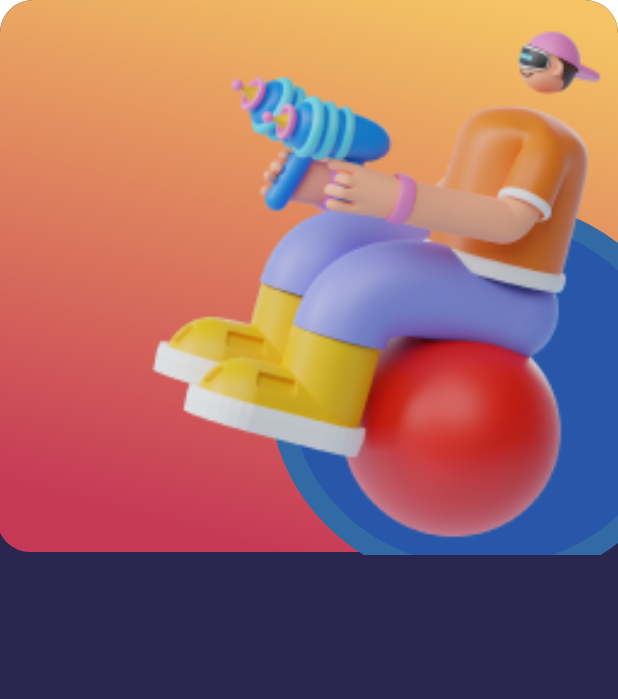
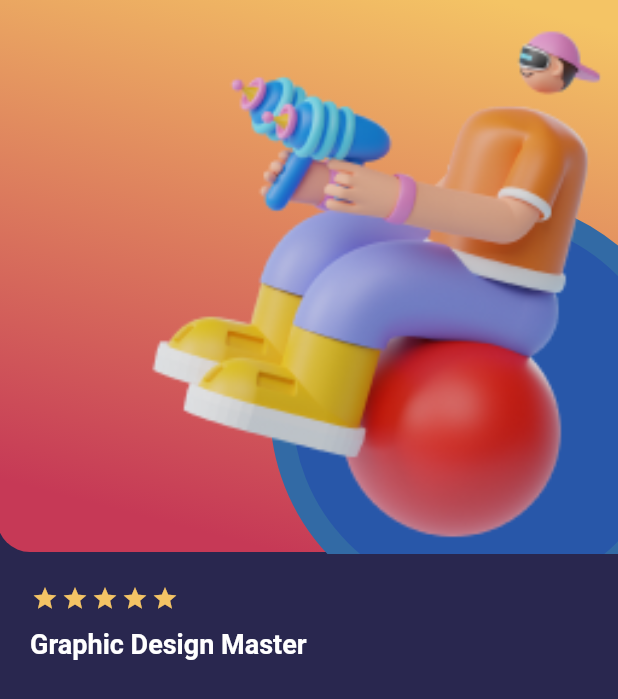
Before and after one commit to Emyeeeel/mobile_course_app_ui, a Flutter app: the screen it shows after launch, after a tap on "Master Class", on a phone screen of 412 x 824 dp. Shown: the top 699 px of the screen. Run offline on Flutter 3.47's test engine with Material 2 defaults, Android fonts, the phone set to English and light mode, and no system bars; drawn by our look-alikes of flutter_rating_bar; our stand-ins replace device_preview, google_fonts.

Commit message:
added star rating and text for details screen

```diff
--- a/lib/pages/details_screen.dart
+++ b/lib/pages/details_screen.dart
@@ -1,5 +1,7 @@
 import 'package:app_ui/widgets/maskedWidget.dart';
 import 'package:flutter/material.dart';
+import 'package:flutter_rating_bar/flutter_rating_bar.dart';
+import 'package:google_fonts/google_fonts.dart';
 
 class DetailsScreen extends StatefulWidget {
   const DetailsScreen({Key? key}) : super(key: key);
@@ -9,26 +11,19 @@ class DetailsScreen extends StatefulWidget {
 }
 
 class _MyWidgetState extends State<DetailsScreen> {
+  final double rating = 5.0;
   @override
   Widget build(BuildContext context) {
-    return Column(
-      children: [
-        Container(
-          width: 414,
-          height: 896,
-          clipBehavior: Clip.antiAlias,
-          decoration: BoxDecoration(
-            color: const Color(0xFF29274F),
-            borderRadius: BorderRadius.circular(22),
-          ),
-          child: Stack(
-            children: [
+    return Scaffold(
+      backgroundColor: Theme.of(context).primaryColor,
+      body: SizedBox(
+          child: Stack(children: [
         Positioned(
           left: -2,
           top: -24,
           child: Container(
             height: 392,
-                  width: 416,
+            width: 430,
             decoration: ShapeDecoration(
               gradient: const LinearGradient(
                 begin: Alignment(0.23, -0.97),
@@ -41,7 +36,11 @@ class _MyWidgetState extends State<DetailsScreen> {
             ),
           ),
         ),
-              const Positioned(left: 168, top: 21, child: Circle()),
+        const Positioned(
+          left: 168,
+          top: 20,
+          child: Circle(),
+        ),
         Positioned(
           left: 55,
           top: -24,
@@ -56,10 +55,39 @@ class _MyWidgetState extends State<DetailsScreen> {
             ),
           ),
         ),
-            ],
+        Positioned.fill(
+          left: 20,
+          top: 390,
+          child: RatingBar.builder(
+            initialRating: rating,
+            minRating: 1,
+            direction: Axis.horizontal,
+            allowHalfRating: true,
+            itemCount: 5,
+            itemSize: 18,
+            itemPadding: const EdgeInsets.symmetric(horizontal: 1),
+            itemBuilder: (context, _) => const Icon(
+              Icons.star,
+              color: Color(0xFFF4C465),
+            ),
+            onRatingUpdate: (rating) {
+              print(rating);
+            },
           ),
         ),
-      ],
+        Positioned(
+          left: 20,
+          top: 419,
+          child: Text(
+            'Graphic Design Master',
+            style: GoogleFonts.roboto(
+              fontSize: 18,
+              fontWeight: FontWeight.w600,
+              color: Colors.white,
+            ),
+          ),
+        )
+      ])),
     );
   }
 }
--- a/lib/pages/home_screen.dart
+++ b/lib/pages/home_screen.dart
@@ -17,7 +17,7 @@ class _HomeScreenState extends State<Homescreen> {
       backgroundColor: Theme.of(context).primaryColor,
       body: SafeArea(
         child: ListView(
-          padding: const EdgeInsets.symmetric(horizontal: 20),
+          padding: const EdgeInsets.fromLTRB(20, 0, 0, 0),
           physics: const BouncingScrollPhysics(),
           children: [
             Column(
--- a/lib/widgets/maskedWidget.dart
+++ b/lib/widgets/maskedWidget.dart
@@ -106,8 +106,8 @@ class Circle extends StatelessWidget {
   Widget build(BuildContext context) {
     return Column(
       children: [
-        SizedBox(
-          width: 246,
+        Container(
+          width: 260,
           height: 349,
           child: Stack(
             children: [
@@ -115,12 +115,10 @@ class Circle extends StatelessWidget {
                 left: 0,
                 top: 0,
                 child: Container(
-                  width: 246,
+                  width: 260,
                   height: 349,
-                  decoration: ShapeDecoration(
-                    shape: RoundedRectangleBorder(
-                      borderRadius: BorderRadius.circular(22),
-                    ),
+                  decoration: BoxDecoration(
+                    borderRadius: BorderRadius.circular(22),
                   ),
                 ),
               ),
@@ -129,11 +127,13 @@ class Circle extends StatelessWidget {
                 top: 111,
                 child: Container(
                   width: 283,
-                  height: 260,
-                  decoration: const ShapeDecoration(
-                    color: Color(0xFF2857A9),
-                    shape: OvalBorder(
-                      side: BorderSide(width: 14, color: Color(0xFF326AA5)),
+                  height: 283,
+                  decoration: BoxDecoration(
+                    color: const Color(0xFF2857A9),
+                    shape: BoxShape.circle,
+                    border: Border.all(
+                      width: 15,
+                      color: const Color(0xFF326AA5),
                     ),
                   ),
                 ),
--- a/lib/widgets/second_widgetList.dart
+++ b/lib/widgets/second_widgetList.dart
@@ -132,7 +132,7 @@ class VerticalList extends StatelessWidget {
             ),
             Positioned(
                 bottom: 34,
-                right: 0,
+                right: 25,
                 child: Container(
                   height: MediaQuery.of(context).size.width * 0.06,
                   width: MediaQuery.of(context).size.width * 0.06,
@@ -282,7 +282,7 @@ class VerticalList1 extends StatelessWidget {
             ),
             Positioned(
                 bottom: 34,
-                right: 0,
+                right: 25,
                 child: Container(
                   height: MediaQuery.of(context).size.width * 0.06,
                   width: MediaQuery.of(context).size.width * 0.06,
```
Lines whose indentation alone changed are shown as unchanged.
